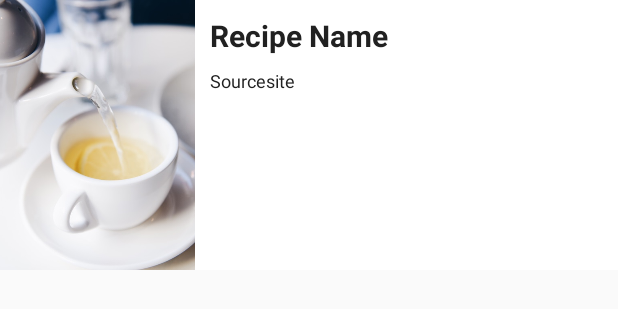
After one commit to smritidas/Recipes, an Android app: the layout activity_saved.xml on its own in the app's theme, with its tools: preview values and no code run, on a phone screen of 412 x 824 dp. The commit adds this screen. Shown: the top 309 px of the screen. Run offline under Robolectric (Android 15) with nearby library versions, the phone set to English and light mode, and no system bars; network calls fail.

Commit message:
Add RecipeViewModel

```diff
--- a/app/src/main/java/db/RecipeRoomDatabase.java
+++ b/app/src/main/java/db/RecipeRoomDatabase.java
@@ -28,4 +28,6 @@ public abstract class RecipeRoomDatabase extends RoomDatabase {
         }
         return INSTANCE;
     }
+
+
 }
--- /dev/null
+++ b/app/src/main/res/layout/activity_saved.xml
@@ -0,0 +1,52 @@
+
+
+    <LinearLayout
+        xmlns:android="http://schemas.android.com/apk/res/android"
+        xmlns:tools="http://schemas.android.com/tools"
+        android:id="@+id/savedRecipe"
+        android:orientation="horizontal"
+        android:layout_width="match_parent"
+        android:layout_height="wrap_content"
+        >
+
+        <ImageView
+                android:layout_width="130dp"
+                android:layout_height="180dp"
+                android:id="@+id/recipeImageViewSaved"
+                android:src="@drawable/tea"
+                android:scaleType="centerCrop" />
+
+        <LinearLayout
+            android:layout_width="match_parent"
+            android:layout_height="match_parent"
+            android:orientation="vertical"
+            android:background="#ffffff"
+            android:padding="10dp">
+
+            <TextView
+                android:id="@+id/recipeNameTextView"
+                android:layout_width="wrap_content"
+                android:layout_height="wrap_content"
+                android:text="@string/recipe_name"
+                android:textColor="@color/colorPrimaryText"
+                android:layout_marginBottom="@dimen/margin"
+                android:textSize="20sp"
+                android:textStyle="bold"
+                tools:fontFamily="@font/open_sans_light"
+                android:scrollHorizontally="true"
+                android:ellipsize="end"
+                android:maxLines="1" />
+
+
+            <TextView
+                android:layout_width="wrap_content"
+                android:layout_height="wrap_content"
+                android:id="@+id/sourceSite"
+                android:textSize="12sp"
+                android:text="@string/sourcesite"
+                android:textColor="@color/colorPrimaryText"
+                tools:fontFamily="@font/open_sans_light"
+                />
+
+    </LinearLayout>
+    </LinearLayout>
--- a/app/src/main/res/layout/recipe_list_item_rv.xml
+++ b/app/src/main/res/layout/recipe_list_item_rv.xml
@@ -54,7 +54,6 @@
 
         <!-- TODO Add save icon here -->
 
-        <!-- TODO (4) Where to put ingredients? -->
     </LinearLayout>
 
 
```
Also changed, not shown: app/src/main/java/com/example/android/recipes/services/WebService.java (+0 -7 lines), app/src/main/java/com/example/android/recipes/ui/RecipeViewModel.java (added, +44 -0 lines).
